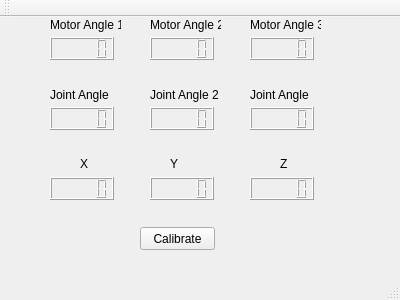
sschorr/TactileDevice, file mainwindow.ui: the form before one commit.
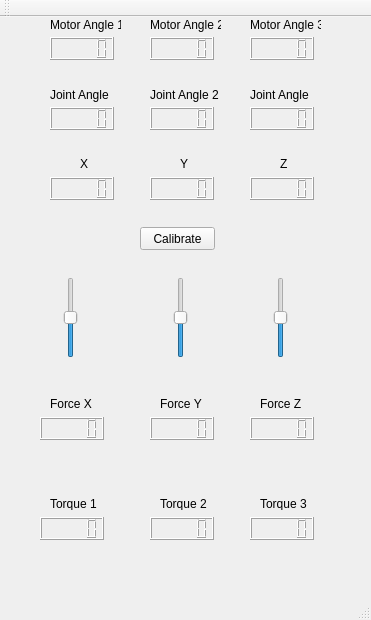
The form after the commit.

Commit message: Implementing desired forces and necessary motor torques

```diff
--- a/mainwindow.ui
+++ b/mainwindow.ui
@@ -6,8 +6,8 @@
    <rect>
     <x>0</x>
     <y>0</y>
-    <width>400</width>
-    <height>300</height>
+    <width>371</width>
+    <height>620</height>
    </rect>
   </property>
   <property name="windowTitle">
@@ -198,7 +198,7 @@
    <widget class="QLabel" name="label_8">
     <property name="geometry">
      <rect>
-      <x>170</x>
+      <x>180</x>
       <y>140</y>
       <width>47</width>
       <height>13</height>
@@ -234,6 +234,213 @@
      <string>Calibrate</string>
     </property>
    </widget>
+   <widget class="QSlider" name="verticalSliderX">
+    <property name="geometry">
+     <rect>
+      <x>60</x>
+      <y>260</y>
+      <width>22</width>
+      <height>81</height>
+     </rect>
+    </property>
+    <property name="minimum">
+     <number>-99</number>
+    </property>
+    <property name="maximum">
+     <number>99</number>
+    </property>
+    <property name="singleStep">
+     <number>5</number>
+    </property>
+    <property name="orientation">
+     <enum>Qt::Vertical</enum>
+    </property>
+   </widget>
+   <widget class="QSlider" name="verticalSliderY">
+    <property name="geometry">
+     <rect>
+      <x>170</x>
+      <y>260</y>
+      <width>22</width>
+      <height>81</height>
+     </rect>
+    </property>
+    <property name="minimum">
+     <number>-99</number>
+    </property>
+    <property name="maximum">
+     <number>99</number>
+    </property>
+    <property name="singleStep">
+     <number>5</number>
+    </property>
+    <property name="orientation">
+     <enum>Qt::Vertical</enum>
+    </property>
+   </widget>
+   <widget class="QSlider" name="verticalSliderZ">
+    <property name="geometry">
+     <rect>
+      <x>270</x>
+      <y>260</y>
+      <width>22</width>
+      <height>81</height>
+     </rect>
+    </property>
+    <property name="minimum">
+     <number>-99</number>
+    </property>
+    <property name="maximum">
+     <number>99</number>
+    </property>
+    <property name="singleStep">
+     <number>5</number>
+    </property>
+    <property name="orientation">
+     <enum>Qt::Vertical</enum>
+    </property>
+    <property name="invertedAppearance">
+     <bool>false</bool>
+    </property>
+   </widget>
+   <widget class="QLCDNumber" name="MotorTorque1">
+    <property name="geometry">
+     <rect>
+      <x>40</x>
+      <y>500</y>
+      <width>64</width>
+      <height>23</height>
+     </rect>
+    </property>
+   </widget>
+   <widget class="QLCDNumber" name="MotorTorque2">
+    <property name="geometry">
+     <rect>
+      <x>150</x>
+      <y>500</y>
+      <width>64</width>
+      <height>23</height>
+     </rect>
+    </property>
+   </widget>
+   <widget class="QLCDNumber" name="MotorTorque3">
+    <property name="geometry">
+     <rect>
+      <x>250</x>
+      <y>500</y>
+      <width>64</width>
+      <height>23</height>
+     </rect>
+    </property>
+   </widget>
+   <widget class="QLabel" name="label_10">
+    <property name="geometry">
+     <rect>
+      <x>50</x>
+      <y>480</y>
+      <width>47</width>
+      <height>13</height>
+     </rect>
+    </property>
+    <property name="text">
+     <string>Torque 1</string>
+    </property>
+   </widget>
+   <widget class="QLabel" name="label_11">
+    <property name="geometry">
+     <rect>
+      <x>160</x>
+      <y>480</y>
+      <width>47</width>
+      <height>13</height>
+     </rect>
+    </property>
+    <property name="text">
+     <string>Torque 2</string>
+    </property>
+   </widget>
+   <widget class="QLabel" name="label_12">
+    <property name="geometry">
+     <rect>
+      <x>260</x>
+      <y>480</y>
+      <width>47</width>
+      <height>13</height>
+     </rect>
+    </property>
+    <property name="text">
+     <string>Torque 3</string>
+    </property>
+   </widget>
+   <widget class="QLabel" name="label_13">
+    <property name="geometry">
+     <rect>
+      <x>160</x>
+      <y>380</y>
+      <width>47</width>
+      <height>13</height>
+     </rect>
+    </property>
+    <property name="text">
+     <string>Force Y</string>
+    </property>
+   </widget>
+   <widget class="QLabel" name="label_14">
+    <property name="geometry">
+     <rect>
+      <x>260</x>
+      <y>380</y>
+      <width>47</width>
+      <height>13</height>
+     </rect>
+    </property>
+    <property name="text">
+     <string>Force Z</string>
+    </property>
+   </widget>
+   <widget class="QLCDNumber" name="DesiredForceZ">
+    <property name="geometry">
+     <rect>
+      <x>250</x>
+      <y>400</y>
+      <width>64</width>
+      <height>23</height>
+     </rect>
+    </property>
+   </widget>
+   <widget class="QLCDNumber" name="DesiredForceY">
+    <property name="geometry">
+     <rect>
+      <x>150</x>
+      <y>400</y>
+      <width>64</width>
+      <height>23</height>
+     </rect>
+    </property>
+   </widget>
+   <widget class="QLabel" name="label_15">
+    <property name="geometry">
+     <rect>
+      <x>50</x>
+      <y>380</y>
+      <width>47</width>
+      <height>13</height>
+     </rect>
+    </property>
+    <property name="text">
+     <string>Force X</string>
+    </property>
+   </widget>
+   <widget class="QLCDNumber" name="DesiredForceX">
+    <property name="geometry">
+     <rect>
+      <x>40</x>
+      <y>400</y>
+      <width>64</width>
+      <height>23</height>
+     </rect>
+    </property>
+   </widget>
   </widget>
   <widget class="QMenuBar" name="menuBar">
    <property name="geometry">
```
Left out of the diff: 2 changed lines with no effect on the pictures. The commit also changes 7 other files.
